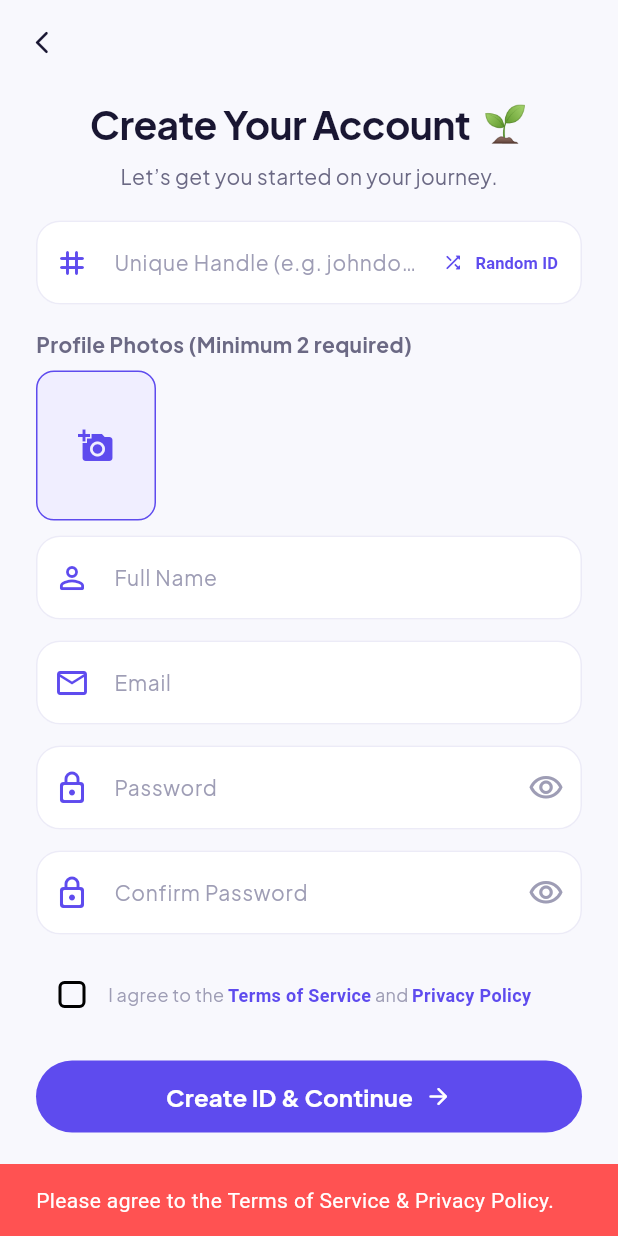
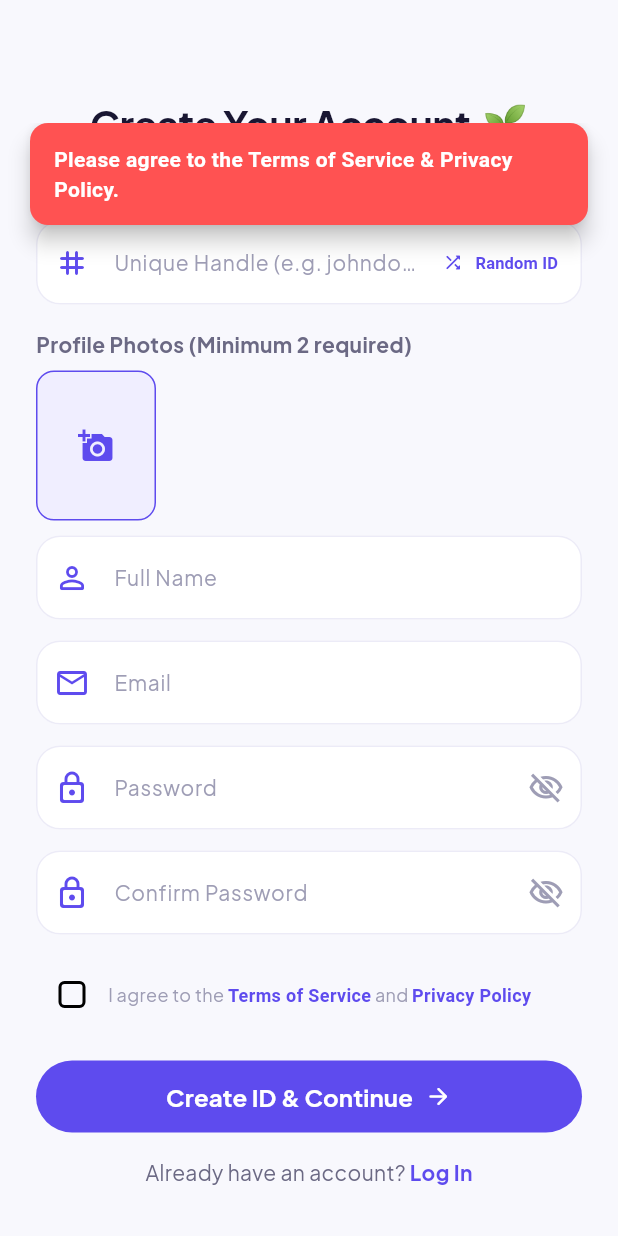
Before and after one commit to parasnath215/Wehere---AxioCraft, a Flutter app: the SignUpScreen screen opened by its route, after a tap on "Create ID & Continue", on a phone screen of 412 x 824 dp. Run offline on Flutter 3.47's test engine with Material 3 defaults, Android fonts, the light colour scheme and no system bars; our stand-ins replace dio, flutter_secure_storage, google_fonts, image_cropper, image_picker, socket_io_client; accounts and stored records are empty.

Commit message:
fix: address user feedback for UI, dynamic onboarding, word limits, auth navigation, and API abort handling

```diff
--- /dev/null
+++ b/lib/core/utils/ui_utils.dart
@@ -0,0 +1,25 @@
+import 'package:flutter/material.dart';
+import '../theme/app_colors.dart';
+
+class UiUtils {
+  static void showTopSnackBar(BuildContext context, String message, {bool isError = true}) {
+    final bottomMargin = MediaQuery.of(context).size.height - 150;
+    final snackBar = SnackBar(
+      content: Text(
+        message,
+        style: const TextStyle(color: Colors.white, fontWeight: FontWeight.w600)
+      ),
+      backgroundColor: isError ? Colors.redAccent : AppColors.primary,
+      behavior: SnackBarBehavior.floating,
+      margin: EdgeInsets.only(
+        bottom: bottomMargin > 0 ? bottomMargin : 100, // pushes it to the top
+        left: 20,
+        right: 20,
+      ),
+      duration: const Duration(seconds: 3),
+      shape: RoundedRectangleBorder(borderRadius: BorderRadius.circular(12)),
+    );
+    ScaffoldMessenger.of(context).clearSnackBars();
+    ScaffoldMessenger.of(context).showSnackBar(snackBar);
+  }
+}
--- a/lib/screens/auth/signup_screen.dart
+++ b/lib/screens/auth/signup_screen.dart
@@ -7,6 +7,9 @@ import '../../state/auth_notifier.dart';
 import '../../state/app_state.dart';
 import 'package:image_picker/image_picker.dart';
 import 'dart:io';
+import 'package:flutter/gestures.dart';
+import 'package:url_launcher/url_launcher.dart';
+import '../../core/utils/ui_utils.dart';
 
 class SignUpScreen extends StatefulWidget {
   const SignUpScreen({super.key});
@@ -31,13 +34,17 @@ class _SignUpScreenState extends State<SignUpScreen> {
 
   Future<void> _pickImage() async {
     if (_imagePaths.length >= 5) {
-      ScaffoldMessenger.of(context).showSnackBar(const SnackBar(content: Text('Maximum 5 images allowed')));
+      UiUtils.showTopSnackBar(context, 'Maximum 5 images allowed');
       return;
     }
-    final XFile? image = await _picker.pickImage(source: ImageSource.gallery);
-    if (image != null) {
+    final List<XFile> images = await _picker.pickMultiImage();
+    if (images.isNotEmpty) {
       setState(() {
-        _imagePaths.add(image.path);
+        for (var img in images) {
+          if (_imagePaths.length < 5) {
+            _imagePaths.add(img.path);
+          }
+        }
       });
     }
   }
@@ -71,10 +78,7 @@ class _SignUpScreenState extends State<SignUpScreen> {
     return Scaffold(
       backgroundColor: AppColors.background,
       appBar: AppBar(
-        leading: IconButton(
-          icon: const Icon(Icons.arrow_back_ios_new_rounded, size: 18),
-          onPressed: () => Navigator.pushReplacementNamed(context, AppRoutes.login),
-        ),
+        automaticallyImplyLeading: false,
       ),
       body: SafeArea(
         child: SingleChildScrollView(
@@ -199,7 +203,7 @@ class _SignUpScreenState extends State<SignUpScreen> {
                   hintText: 'Password',
                   suffixIcon: IconButton(
                     icon: Icon(
-                      _obscurePassword ? Icons.visibility_outlined : Icons.visibility_off_outlined,
+                      _obscurePassword ? Icons.visibility_off_outlined : Icons.visibility_outlined,
                       color: AppColors.textMuted,
                     ),
                     onPressed: () {
@@ -221,7 +225,7 @@ class _SignUpScreenState extends State<SignUpScreen> {
                   hintText: 'Confirm Password',
                   suffixIcon: IconButton(
                     icon: Icon(
-                      _obscureConfirmPassword ? Icons.visibility_outlined : Icons.visibility_off_outlined,
+                      _obscureConfirmPassword ? Icons.visibility_off_outlined : Icons.visibility_outlined,
                       color: AppColors.textMuted,
                     ),
                     onPressed: () {
@@ -252,15 +256,29 @@ class _SignUpScreenState extends State<SignUpScreen> {
                       TextSpan(
                         text: 'I agree to the ',
                         style: AppTextStyles.bodySmall,
-                        children: const [
+                        children: [
                           TextSpan(
                             text: 'Terms of Service',
-                            style: TextStyle(color: AppColors.primary, fontWeight: FontWeight.bold),
+                            style: const TextStyle(color: AppColors.primary, fontWeight: FontWeight.bold),
+                            recognizer: TapGestureRecognizer()
+                              ..onTap = () async {
+                                final url = Uri.parse('https://wehere.com/terms');
+                                if (await canLaunchUrl(url)) {
+                                  await launchUrl(url, mode: LaunchMode.inAppWebView);
+                                }
+                              },
                           ),
-                          TextSpan(text: ' and '),
+                          const TextSpan(text: ' and '),
                           TextSpan(
                             text: 'Privacy Policy',
-                            style: TextStyle(color: AppColors.primary, fontWeight: FontWeight.bold),
+                            style: const TextStyle(color: AppColors.primary, fontWeight: FontWeight.bold),
+                            recognizer: TapGestureRecognizer()
+                              ..onTap = () async {
+                                final url = Uri.parse('https://wehere.com/privacy');
+                                if (await canLaunchUrl(url)) {
+                                  await launchUrl(url, mode: LaunchMode.inAppWebView);
+                                }
+                              },
                           ),
                         ],
                       ),
@@ -279,15 +297,11 @@ class _SignUpScreenState extends State<SignUpScreen> {
                       ? null
                       : () async {
                           if (!_agreedToTerms) {
-                            ScaffoldMessenger.of(context).showSnackBar(
-                              const SnackBar(content: Text('Please agree to the Terms of Service & Privacy Policy.'), backgroundColor: Colors.redAccent),
-                            );
+                            UiUtils.showTopSnackBar(context, 'Please agree to the Terms of Service & Privacy Policy.');
                             return;
                           }
                           if (_imagePaths.length < 2) {
-                            ScaffoldMessenger.of(context).showSnackBar(
-                              const SnackBar(content: Text('Please select at least 2 profile images.'), backgroundColor: Colors.redAccent),
-                            );
+                            UiUtils.showTopSnackBar(context, 'Please select at least 2 profile images.');
                             return;
                           }
                           final name = _nameController.text.trim();
@@ -297,16 +311,26 @@ class _SignUpScreenState extends State<SignUpScreen> {
                           final handle = _handleController.text.trim();
 
                           if (name.isEmpty || email.isEmpty || pass.isEmpty || handle.isEmpty) {
-                            ScaffoldMessenger.of(context).showSnackBar(
-                              const SnackBar(content: Text('Please fill all the required fields.'), backgroundColor: Colors.redAccent),
-                            );
+                            UiUtils.showTopSnackBar(context, 'Please fill all the required fields.');
+                            return;
+                          }
+
+                          // Email Validation
+                          final emailRegExp = RegExp(r"^[a-zA-Z0-9.a-zA-Z0-9.!#$%&'*+-/=?^_`{|}~]+@[a-zA-Z0-9]+\.[a-zA-Z]+");
+                          if (!emailRegExp.hasMatch(email)) {
+                            UiUtils.showTopSnackBar(context, 'Please enter a valid email address.');
+                            return;
+                          }
+
+                          // Password Validation
+                          final passRegExp = RegExp(r'^(?=.*[0-9])(?=.*[!@#\$&*~]).{8,}$');
+                          if (!passRegExp.hasMatch(pass)) {
+                            UiUtils.showTopSnackBar(context, 'Password must be at least 8 chars long, include a number and a special character.');
                             return;
                           }
 
                           if (pass != confirmPass) {
-                            ScaffoldMessenger.of(context).showSnackBar(
-                              const SnackBar(content: Text('Passwords do not match.'), backgroundColor: Colors.redAccent),
-                            );
+                            UiUtils.showTopSnackBar(context, 'Passwords do not match.');
                             return;
                           }
 
@@ -329,9 +353,7 @@ class _SignUpScreenState extends State<SignUpScreen> {
                               );
                             }
                           } else if (context.mounted && auth.authError != null) {
-                            ScaffoldMessenger.of(context).showSnackBar(
-                              SnackBar(content: Text(auth.authError!), backgroundColor: Colors.redAccent),
-                            );
+                            UiUtils.showTopSnackBar(context, auth.authError!);
                           }
                         },
                   child: auth.isLoading
--- a/lib/screens/journal/new_journal_screen.dart
+++ b/lib/screens/journal/new_journal_screen.dart
@@ -594,11 +594,7 @@ class _NewJournalScreenState extends State<NewJournalScreen> {
       Navigator.pop(context);
     } else {
       appState.addJournalEntry(_selectedMood, entry.thought, gratitude, _selectedCategory, isPrivate: _isPrivateOnly);
-
-      // If opted into sharing to community circles anonymously
-      if (!_isPrivateOnly) {
-        appState.addCommunityPost(_selectedCategory, entry.thought);
-      }
+      // Community post is automatically created by backend if !isPrivateOnly
 
       Navigator.pushReplacementNamed(
         context,
--- a/pubspec.yaml
+++ b/pubspec.yaml
@@ -19,6 +19,7 @@ dependencies:
   image_picker: ^1.2.3
   socket_io_client: ^3.1.6
   image_cropper: ^12.2.1
+  url_launcher: ^6.3.3
 
 dev_dependencies:
   flutter_test:
```
Also changed, not shown: lib/screens/auth/login_screen.dart (+14 -17 lines), lib/screens/auth/otp_verification_screen.dart (+4 -6 lines), lib/screens/auth/reset_password_screen.dart (+10 -10 lines), lib/screens/onboarding/onboarding_flow_screen.dart (+57 -36 lines), lib/state/app_state.dart (+19 -1 lines), lib/state/auth_notifier.dart (+5 -2 lines), pubspec.lock, 1 other file.
